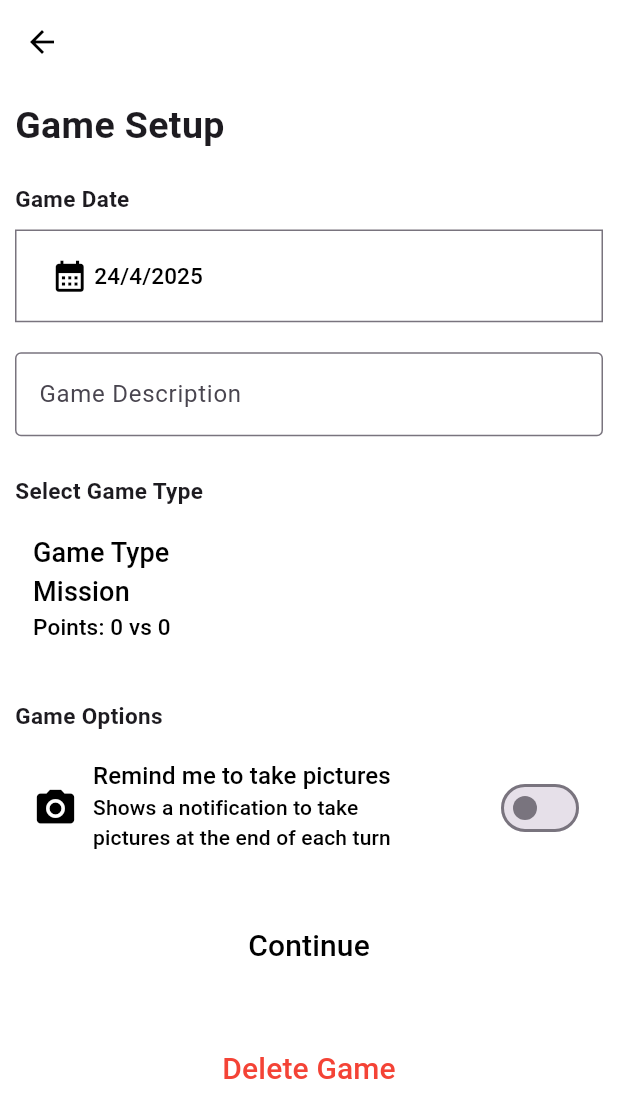
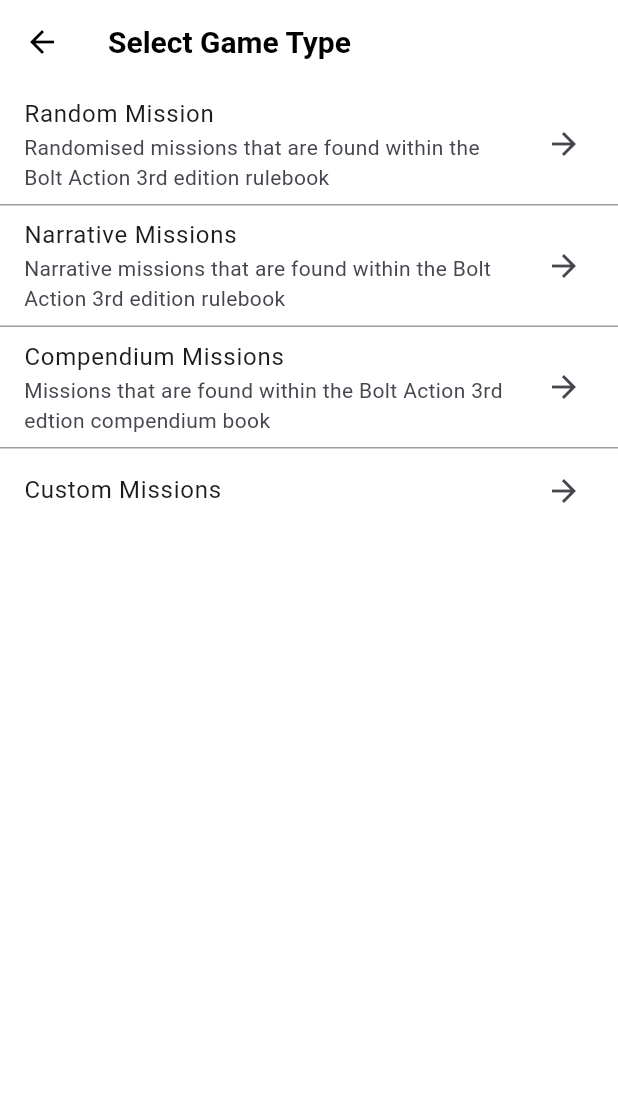
Before and after one commit to AdamBrown04/mad_assessment_baV2, a Flutter app: the Newgamescreen screen opened directly, after a tap on "Game Type", on a phone screen of 412 x 824 dp. Shown: the top 1118 px of the screen. Run offline on Flutter 3.47's test engine with Material 3 defaults, Android fonts, the phone set to English and light mode, and no system bars; our stand-ins replace sqflite; accounts and stored records are empty.

Commit message:
moved some files into folder for better navigation, worked more on game set up

```diff
--- a/lib/main.dart
+++ b/lib/main.dart
@@ -1,9 +1,9 @@
 import 'dart:io';
 import 'package:flutter/material.dart';
 import 'package:mad_assessment_ba/models/playerInformation.dart';
-import 'package:mad_assessment_ba/widgets/gameHistoryScreen.dart';
-import 'package:mad_assessment_ba/widgets/profileScreen.dart';
-import 'package:mad_assessment_ba/widgets/statsPageScreen.dart';
+import 'package:mad_assessment_ba/widgets/homeWidgets/gameHistoryScreen.dart';
+import 'package:mad_assessment_ba/widgets/homeWidgets/profileScreen.dart';
+import 'package:mad_assessment_ba/widgets/homeWidgets/statsPageScreen.dart';
 import 'package:mad_assessment_ba/widgets/themes/applicationThemes.dart';
 import 'package:path_provider/path_provider.dart';
 
--- a/lib/widgets/newGameScreen.dart
+++ b/lib/widgets/gameSetupWidgets/newGameScreen.dart
@@ -1,4 +1,5 @@
 import 'package:flutter/material.dart';
+import 'package:mad_assessment_ba/widgets/gameSetupWidgets/selectGameTypeScreen.dart';
 
 class Newgamescreen extends StatefulWidget {
   const Newgamescreen({super.key});
@@ -13,6 +14,7 @@ class _NewgamescreenState extends State<Newgamescreen> {
   String gameDescription = "Game Description";
   String gameType = "Game Type";
   String mission = "Mission";
+  String deploymentType = "Deployment Type";
   int playerPoints = 0;
   int opponentPoints = 0;
   int playerScore = 0;
@@ -37,7 +39,7 @@ class _NewgamescreenState extends State<Newgamescreen> {
       appBar: AppBar(
         title: Text(
             "$playerName vs $opponentName | $playerScore vs $opponentScore"),
-        titleTextStyle: TextStyle(fontSize: 18),
+        titleTextStyle: TextStyle(fontSize: 18, fontWeight: FontWeight.bold),
       ),
       body: Center(
         child: Column(
@@ -120,12 +122,16 @@ class _NewgamescreenState extends State<Newgamescreen> {
                           borderRadius: BorderRadius.circular(10),
                         ),
                       ),
-                      onPressed: () {},
+                      onPressed: () {
+                        Navigator.push(context, MaterialPageRoute(
+                          builder: (context) => Selectgametypescreen(),
+                        ));
+                      },
                       child: Column(
                         crossAxisAlignment: CrossAxisAlignment.stretch,
                         children: [
                           Text(gameType, style: TextStyle(fontSize: 18)),
-                          Text(mission, style: TextStyle(fontSize: 18)),
+                          Text("$mission | $deploymentType", style: TextStyle(fontSize: 18)),
                           Text(
                             "Points: $playerPoints vs $opponentPoints",
                             style: TextStyle(fontSize: 15),
--- /dev/null
+++ b/lib/widgets/gameSetupWidgets/selectGameTypeScreen.dart
@@ -0,0 +1,62 @@
+import 'package:flutter/material.dart';
+import 'package:mad_assessment_ba/widgets/gameSetupWidgets/setupPlayerDetailsForGameScreen.dart';
+
+class Selectgametypescreen extends StatefulWidget {
+  const Selectgametypescreen({super.key});
+
+  @override
+  State<Selectgametypescreen> createState() => _SelectgametypescreenState();
+}
+
+class _SelectgametypescreenState extends State<Selectgametypescreen> {
+  @override
+  Widget build(BuildContext context) {
+    return Scaffold(
+        appBar: AppBar(
+          title: Text("Select Game Type",
+              style: TextStyle(fontWeight: FontWeight.bold)),
+        ),
+        body: SafeArea(
+          child: Column(
+            children: [
+              ListTile(
+                title: Text("Random Mission"),
+                subtitle: Text(
+                    "Randomised missions that are found within the Bolt Action 3rd edition rulebook"),
+                trailing: Icon(Icons.arrow_forward),
+                onTap: () {},
+              ),
+              Divider(height: 1, color: Colors.grey),
+              ListTile(
+                title: Text("Narrative Missions"),
+                subtitle: Text(
+                    "Narrative missions that are found within the Bolt Action 3rd edition rulebook"),
+                trailing: Icon(Icons.arrow_forward),
+                onTap: () {},
+              ),
+              Divider(height: 1, color: Colors.grey),
+              ListTile(
+                title: Text("Compendium Missions"),
+                subtitle: Text(
+                    "Missions that are found within the Bolt Action 3rd edtion compendium book"),
+                trailing: Icon(Icons.arrow_forward),
+                onTap: () {},
+              ),
+              Divider(height: 1, color: Colors.grey),
+              ListTile(
+                title: Text("Custom Missions"),
+                trailing: Icon(Icons.arrow_forward),
+                onTap: () {
+                  Navigator.push(
+                    context,
+                    MaterialPageRoute(
+                      builder: (context) => const Setupplayerdetailsforgamescreen(),
+                    ),
+                  );
+                },
+              ),
+            ],
+          ),
+        ));
+  }
+}
--- a/lib/widgets/gameHistoryScreen.dart
+++ b/lib/widgets/homeWidgets/gameHistoryScreen.dart
@@ -2,7 +2,7 @@ import 'package:flutter/material.dart';
 import 'package:mad_assessment_ba/navigation/bottomnavbar.dart';
 import 'package:mad_assessment_ba/services/databaseServices.dart';
 import 'package:mad_assessment_ba/widgets/gamePreviewScreen.dart';
-import 'package:mad_assessment_ba/widgets/newGameScreen.dart';
+import 'package:mad_assessment_ba/widgets/gameSetupWidgets/newGameScreen.dart';
 
 class Gamehistoryscreen extends StatefulWidget {
   const Gamehistoryscreen({super.key});
@@ -30,7 +30,7 @@ class _GamehistoryscreenState extends State<Gamehistoryscreen> {
       currentIndex: 0,
       body: Scaffold(
         appBar: AppBar(
-          title: Text("Games"),
+          title: Text("Games", style: TextStyle(fontWeight: FontWeight.bold)),
           actions: [
             IconButton(
               icon: Icon(Icons.add),
--- a/lib/widgets/profileScreen.dart
+++ b/lib/widgets/homeWidgets/profileScreen.dart
@@ -11,7 +11,7 @@ class Profilescreen extends StatelessWidget {
         currentIndex: 2,
         body: Scaffold(
           appBar: AppBar(
-            title: const Text("Profile"),
+            title: const Text("Profile", style: TextStyle(fontWeight: FontWeight.bold),),
             actions: [
               IconButton(
                 icon: const Icon(Icons.settings),
--- a/lib/widgets/statsPageScreen.dart
+++ b/lib/widgets/homeWidgets/statsPageScreen.dart
@@ -10,7 +10,7 @@ class Statspagescreen extends StatelessWidget {
       currentIndex: 1,
       body: Scaffold(
         appBar: AppBar(
-          title: const Text("Statistics"),
+          title: const Text("Statistics", style: TextStyle(fontWeight: FontWeight.bold)),
         ),
       ),
     );
--- a/lib/widgets/userSettingsScreen.dart
+++ b/lib/widgets/userSettingsScreen.dart
@@ -13,7 +13,7 @@ class _SettingsScreenState extends State<SettingsScreen> {
   Widget build(BuildContext context) {
     return Scaffold(
       appBar: AppBar(
-        title: const Text("Settings"),
+        title: const Text("Settings", style: TextStyle(fontWeight: FontWeight.bold),),
       ),
       body: SafeArea(
         child: Column(
```
Also changed, not shown: lib/widgets/gameSetupWidgets/setupPlayerDetailsForGameScreen.dart (added, +118 -0 lines).
